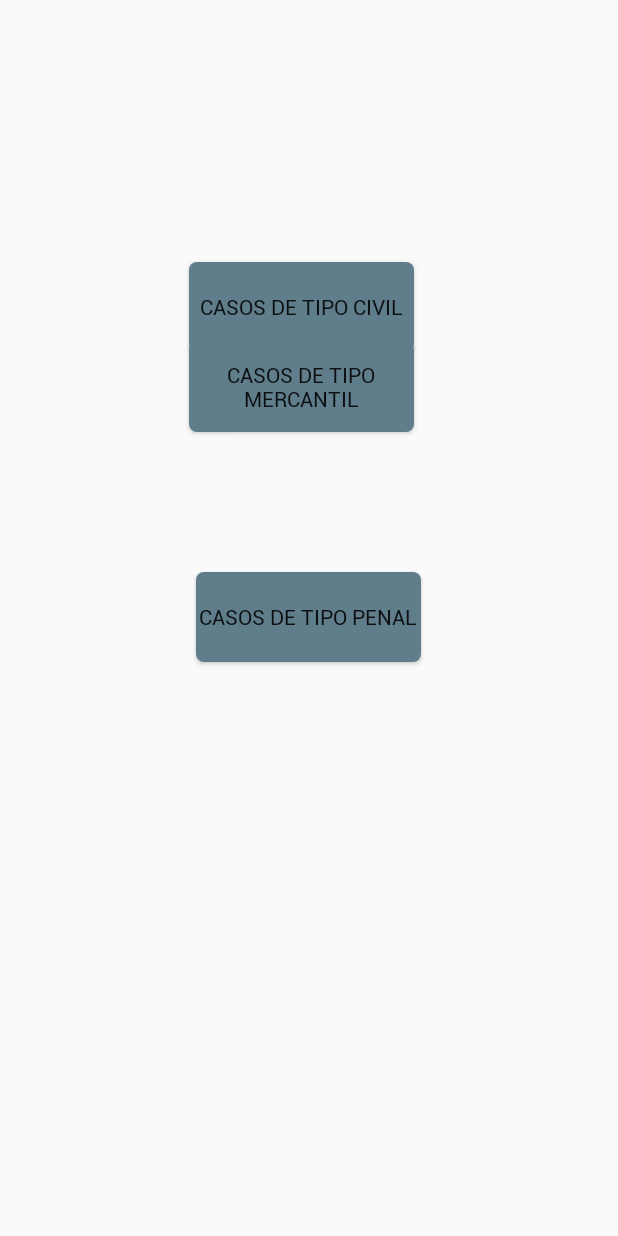
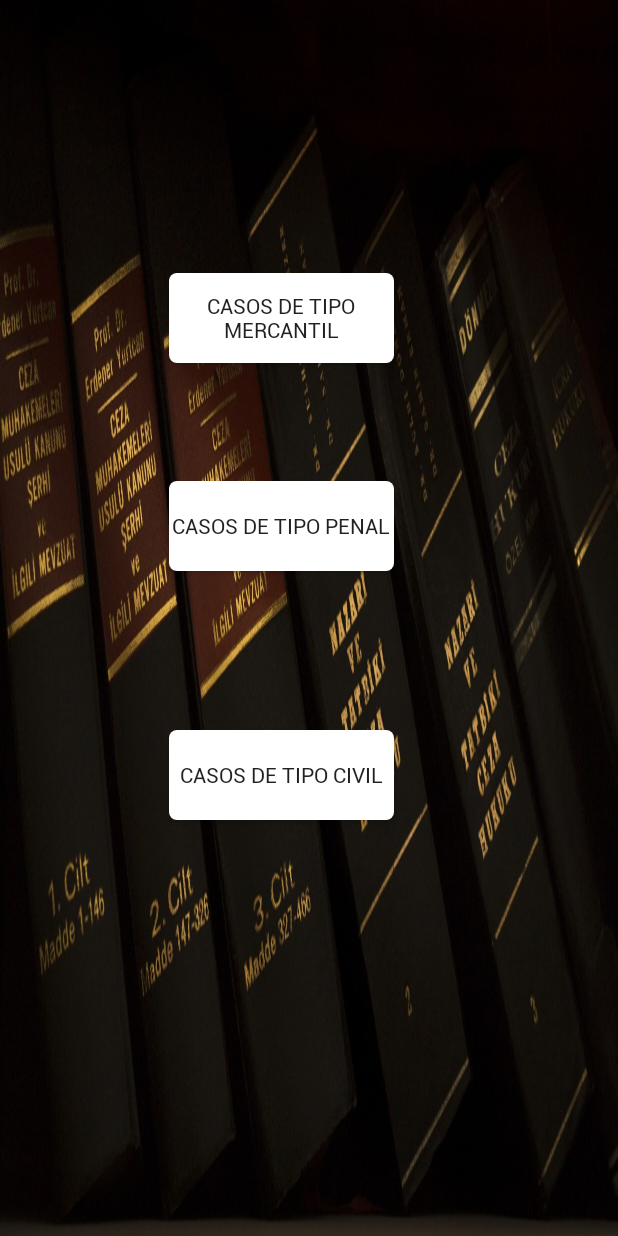
Before and after one commit to GerArJe/ConectingLaw, an Android app: the SeleccionarCasoActivity screen opened directly, with no data from a screen before it, on a phone screen of 412 x 824 dp. Run offline under Robolectric (Android 15) with nearby library versions, the phone set to English and light mode, and no system bars.

Commit message:
Se agregaron backgrounds a dos layouts y se cambiarons los colores de los botones a blanco

```diff
--- a/app/src/main/res/drawable/btn_custom.xml
+++ b/app/src/main/res/drawable/btn_custom.xml
@@ -3,7 +3,7 @@
     android:padding="10dp"
     android:shape="rectangle" >
 
-    <solid android:color="@color/accent" />
+    <solid android:color="@color/txt_colorWhite" />
 
     <corners
         android:bottomLeftRadius="5dp"
--- a/app/src/main/res/layout/activity_login.xml
+++ b/app/src/main/res/layout/activity_login.xml
@@ -4,7 +4,7 @@
     xmlns:tools="http://schemas.android.com/tools"
     android:layout_width="match_parent"
     android:layout_height="match_parent"
-    android:background="@color/primary_dark"
+    android:background="@drawable/library"
     android:gravity="center"
     android:orientation="vertical"
     android:padding="@dimen/margin_loginView"
@@ -64,7 +64,8 @@
         android:fontFamily="@font/roboto_regular"
         android:paddingLeft="20dp"
         android:paddingRight="20dp"
-        android:text="@string/btn_login" />
+        android:text="@string/btn_login"
+        android:textColorLink="#40FFFFFF" />
 
 
     <TextView
--- a/app/src/main/res/layout/activity_seleccionar_caso.xml
+++ b/app/src/main/res/layout/activity_seleccionar_caso.xml
@@ -4,59 +4,54 @@
     xmlns:tools="http://schemas.android.com/tools"
     android:layout_width="match_parent"
     android:layout_height="match_parent"
+    android:background="@drawable/justice"
     tools:context=".view.SeleccionarCasoActivity">
 
     <Button
         android:id="@+id/btnMercantil"
         android:layout_width="wrap_content"
         android:layout_height="wrap_content"
-        android:layout_marginStart="102dp"
-        android:layout_marginTop="228dp"
-        android:layout_marginEnd="103dp"
         android:width="150dp"
         android:height="60dp"
+        android:background="@drawable/btn_custom"
         android:fontFamily="@font/roboto_regular"
         android:text="Casos de tipo mercantil"
         app:layout_constraintBottom_toBottomOf="parent"
         app:layout_constraintEnd_toEndOf="parent"
-        app:layout_constraintHorizontal_bias="0.428"
+        app:layout_constraintHorizontal_bias="0.429"
         app:layout_constraintStart_toStartOf="parent"
         app:layout_constraintTop_toTopOf="parent"
-        app:layout_constraintVertical_bias="0.0"
-        android:background="@drawable/btn_custom"/>
+        app:layout_constraintVertical_bias="0.238" />
 
     <Button
         android:id="@+id/btnPenal"
         android:layout_width="wrap_content"
         android:layout_height="wrap_content"
-        android:layout_marginStart="144dp"
-        android:layout_marginEnd="179dp"
         android:width="150dp"
         android:height="60dp"
+        android:background="@drawable/btn_custom"
         android:fontFamily="@font/roboto_regular"
         android:text="Casos de Tipo Penal"
         app:layout_constraintBottom_toBottomOf="parent"
         app:layout_constraintEnd_toEndOf="parent"
-        app:layout_constraintHorizontal_bias="0.225"
+        app:layout_constraintHorizontal_bias="0.429"
         app:layout_constraintStart_toStartOf="parent"
         app:layout_constraintTop_toTopOf="parent"
-        app:layout_constraintVertical_bias="0.499"
-        android:background="@drawable/btn_custom"/>
+        app:layout_constraintVertical_bias="0.42" />
 
     <Button
         android:id="@+id/btnCivil"
         android:layout_width="wrap_content"
         android:layout_height="wrap_content"
-        android:layout_marginBottom="468dp"
         android:width="150dp"
         android:height="60dp"
+        android:background="@drawable/btn_custom"
         android:fontFamily="@font/roboto_regular"
         android:text="Casos De Tipo Civil"
         app:layout_constraintBottom_toBottomOf="parent"
         app:layout_constraintEnd_toEndOf="parent"
-        app:layout_constraintHorizontal_bias="0.482"
+        app:layout_constraintHorizontal_bias="0.429"
         app:layout_constraintStart_toStartOf="parent"
         app:layout_constraintTop_toTopOf="parent"
-        app:layout_constraintVertical_bias="0.591"
-        android:background="@drawable/btn_custom"/>
+        app:layout_constraintVertical_bias="0.637" />
 </androidx.constraintlayout.widget.ConstraintLayout>
--- a/app/src/main/res/layout/button_register.xml
+++ b/app/src/main/res/layout/button_register.xml
@@ -23,6 +23,6 @@
         android:fontFamily="@font/roboto_regular"
         android:onClick="registrar"
         android:text="@string/register"
-        android:textColor="@android:color/white" />
+        android:textColor="@color/primary_text" />
 
 </LinearLayout>
```
Also changed, not shown: app/src/main/res/drawable/justice.jpg (added), app/src/main/res/drawable/library.jpg (added).
